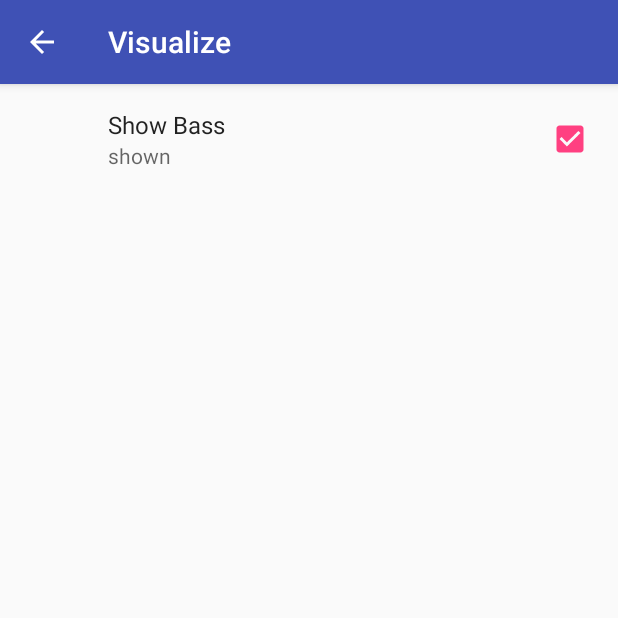
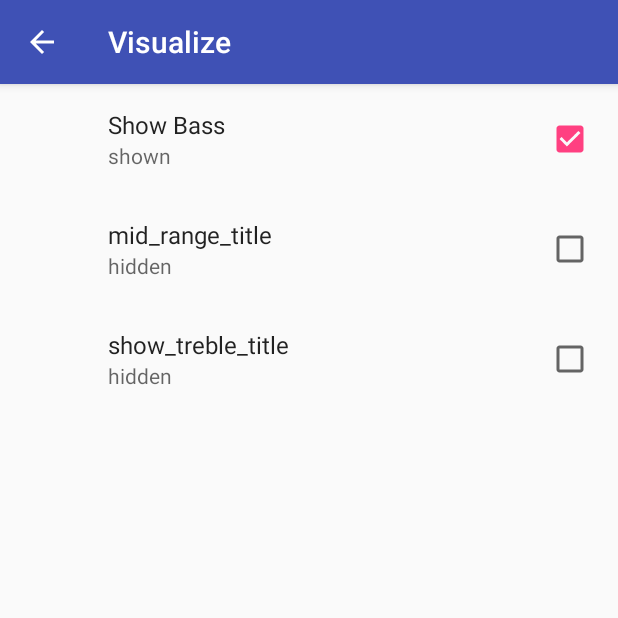
Before and after one commit to mohamedmohamedtaha/SetupTheActivity, an Android app: the screen it shows after launch (SettingsActivity), in the options menu, after a tap on "Settings", on a phone screen of 412 x 824 dp, the top half of it. Run offline under Robolectric (Android 15) with nearby library versions, the phone set to English and light mode, and no system bars; our stand-ins replace androidx.preference; 1 statement that could not run was skipped.

Commit message:
the five edit

```diff
--- a/app/src/main/java/android/example/com/visualizerpreferences/VisualizerActivity.java
+++ b/app/src/main/java/android/example/com/visualizerpreferences/VisualizerActivity.java
@@ -49,6 +49,7 @@ public class VisualizerActivity extends AppCompatActivity implements SharedPrefe
         setupPermissions();
     }
     // TODO (8) Change the name of default setup to setupSharedPreferences
+    // TODO (18) Update the code in setupSharedPreferences and onSharedPreferenceChanged to update
 
     private void setupSharedPreferences() {
         // TODO (9) Get the value of the show_bass checkbox preference and use it to call setShowBass
@@ -58,10 +59,17 @@ public class VisualizerActivity extends AppCompatActivity implements SharedPrefe
         // TODO (11) Use resources here instead of the hard coded string and boolean
 
         mVisualizerView.setShowBass(sharedPreferences.getBoolean(getString(R.string.show_bass_key),
-                getResources().getBoolean(R.bool.devault_value)));
+                getResources().getBoolean(R.bool.devault_value_show_bass)));
 
-        mVisualizerView.setShowMid(true);
-        mVisualizerView.setShowTreble(true);
+
+      //  mVisualizerView.setShowMid(true);
+        mVisualizerView.setShowMid(sharedPreferences.getBoolean(getString(R.string.mid_range_key),
+                getResources().getBoolean(R.bool.devault_value_show_range)));
+
+        // mVisualizerView.setShowTreble(true);
+        mVisualizerView.setShowTreble(sharedPreferences.getBoolean(getString(R.string.show_treble_key),
+                getResources().getBoolean(R.bool.devault_value_show_treble)));
+
         mVisualizerView.setMinSizeScale(1);
         mVisualizerView.setColor(getString(R.string.pref_color_red_value));
         // TODO (16) Register the listener
@@ -169,7 +177,11 @@ public class VisualizerActivity extends AppCompatActivity implements SharedPrefe
     @Override
     public void onSharedPreferenceChanged(SharedPreferences sharedPreferences, String key) {
         if (key.equals(getString(R.string.show_bass_key))){
-            mVisualizerView.setShowBass(sharedPreferences.getBoolean(key, getResources().getBoolean(R.bool.devault_value)));
+            mVisualizerView.setShowBass(sharedPreferences.getBoolean(key, getResources().getBoolean(R.bool.devault_value_show_bass)));
+        } else if (key.equals(getString(R.string.mid_range_key))){
+            mVisualizerView.setShowMid(sharedPreferences.getBoolean(key, getResources().getBoolean(R.bool.devault_value_show_range)));
+        } else if (key.equals(getString(R.string.show_treble_key))){
+            mVisualizerView.setShowTreble(sharedPreferences.getBoolean(key, getResources().getBoolean(R.bool.devault_value_show_treble)));
         }
 
     }
--- a/app/src/main/res/values/bools.xml
+++ b/app/src/main/res/values/bools.xml
@@ -1,5 +1,11 @@
 <?xml version="1.0" encoding="utf-8"?>
 <resources>
-    <bool name="devault_value">true</bool>
+    <bool name="devault_value_show_bass">true</bool>
+
+    <!-- TODO (17) Add any extra booleans for the new checkboxes -->
+
+    <bool name="devault_value_show_range">false</bool>
+    <bool name="devault_value_show_treble">false</bool>
+
 
 </resources>
--- a/app/src/main/res/values/strings.xml
+++ b/app/src/main/res/values/strings.xml
@@ -25,5 +25,13 @@
     <string name="show_bass_title">Show Bass</string>
     <string name="pref_show_true">shown</string>
     <string name="pref_show_false">hidden</string>
+    <!-- TODO (16) Add all of the strings for the new checkboxes -->
+
+    <string name="mid_range_key" translatable="false">show_mid_range</string>
+    <string name="mid_range_title">Show Mid</string>
+
+
+    <string name="show_treble_key" translatable="false">show_trable</string>
+    <string name="show_treble_title">Show Treble</string>
 
 </resources>
--- a/app/src/main/res/xml/pref_visualizer.xml
+++ b/app/src/main/res/xml/pref_visualizer.xml
@@ -1,12 +1,25 @@
 <?xml version="1.0" encoding="utf-8"?>
 <PreferenceScreen xmlns:android="http://schemas.android.com/apk/res/android">
     <CheckBoxPreference
-        android:defaultValue="@bool/devault_value"
+        android:defaultValue="@bool/devault_value_show_bass"
         android:key="@string/show_bass_key"
         android:summaryOff="@string/pref_show_false"
         android:summaryOn="@string/pref_show_true"
         android:title="@string/show_bass_title"/>
     <!-- TODO (13) Create a res->bools.xml file and create a boolean for this default value -->
     <!-- TODO (14) Update these values to be values from resource files and not hard coded -->
+    <!-- TODO (15) Add two more checkboxes for the treble and mid-range -->
+    <CheckBoxPreference
+        android:defaultValue="@bool/devault_value_show_range"
+        android:key="@string/mid_range_key"
+        android:summaryOn="@string/pref_show_true"
+        android:summaryOff="@string/pref_show_false"
+        android:title="mid_range_title"/>
+    <CheckBoxPreference
+        android:defaultValue="@bool/devault_value_show_treble"
+        android:key="@string/show_treble_key"
+        android:summaryOn="@string/pref_show_true"
+        android:summaryOff="@string/pref_show_false"
+        android:title="show_treble_title"/>
 
 </PreferenceScreen>
```
